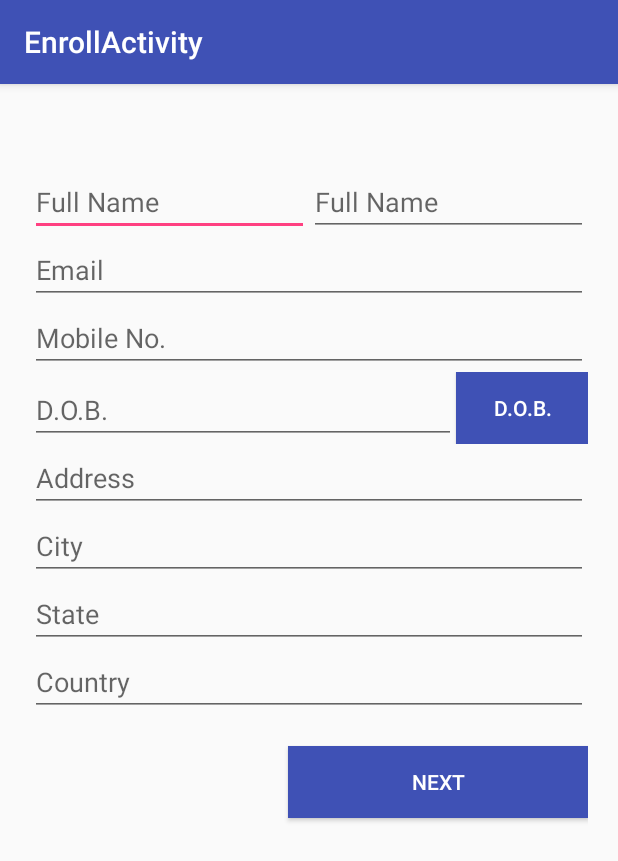
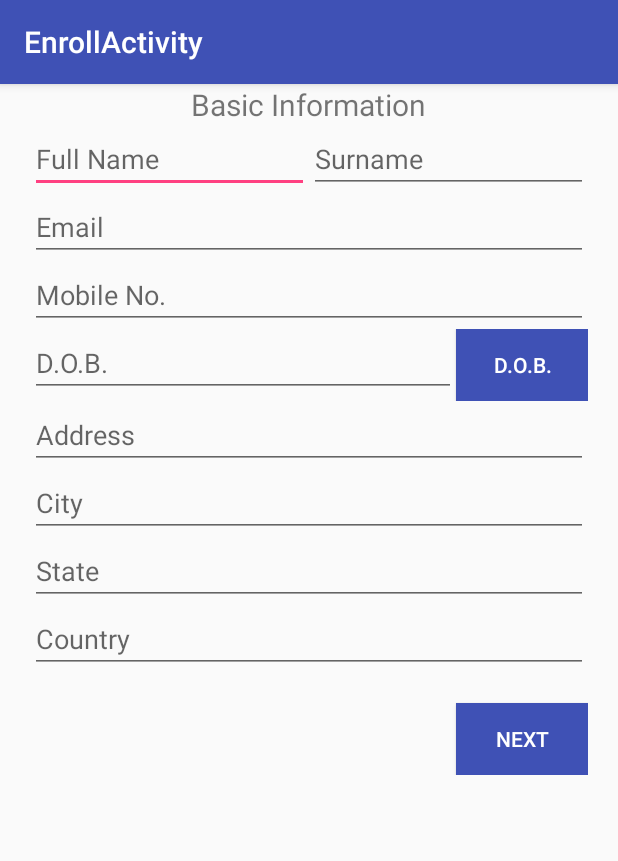
Before and after one commit to Ayokunle/HopeSecured, an Android app: the EnrollActivity screen opened directly, with no data from a screen before it, on a phone screen of 412 x 824 dp. Shown: the top 861 px of the screen. Run offline under Robolectric (Android 15) with nearby library versions, the phone set to English and light mode, and no system bars.

Commit message:
Enroll fixed, JobHistory added

```diff
--- a/app/build.gradle
+++ b/app/build.gradle
@@ -36,7 +36,7 @@ dependencies {
 
     compile project(':entryScreen')
     compile 'com.wdullaer:materialdatetimepicker:2.5.0'
-    //    compile project(':onyxenrollwizard')
+    compile project(':onyxenrollwizard')
 
     compile 'com.android.support:support-v4:24.2.0'
     compile 'com.android.support:appcompat-v7:24.2.0'
--- a/app/src/main/java/secured/hope/hopesecured/DashboardActivity.java
+++ b/app/src/main/java/secured/hope/hopesecured/DashboardActivity.java
@@ -23,8 +23,6 @@ public class DashboardActivity extends AppCompatActivity {
         Button enroll = (Button) findViewById(R.id.enroll);
         enroll.setOnClickListener(new View.OnClickListener() {
             public void onClick(View v) {
-                // Perform action on click
-
                 Intent intent = new Intent(DashboardActivity.this, EnrollActivity.class);
                 startActivity(intent);
             }
--- a/app/src/main/java/secured/hope/hopesecured/EnrollActivity.java
+++ b/app/src/main/java/secured/hope/hopesecured/EnrollActivity.java
@@ -48,6 +48,15 @@ public class EnrollActivity extends AppCompatActivity implements DatePickerDialo
         DOB = (EditText) findViewById(R.id.DOB);
         DOB.measure(0, 0);
         int height = DOB.getMeasuredHeight();
+
+        Button next = (Button)
+                findViewById(R.id.jobHistory);
+        next.setOnClickListener(new View.OnClickListener() {
+            public void onClick(View v) {
+                Intent intent = new Intent(EnrollActivity.this, JobHistoryActivity.class);
+                startActivity(intent);
+            }
+        });
 
         Button DOB_button = (Button)
                 findViewById(R.id.DOB_button);
--- a/app/src/main/res/layout/activity_enroll.xml
+++ b/app/src/main/res/layout/activity_enroll.xml
@@ -3,20 +3,34 @@
     xmlns:tools="http://schemas.android.com/tools"
     android:layout_width="match_parent"
     android:layout_height="match_parent"
+    android:layout_centerHorizontal="true"
     tools:context="secured.hope.hopesecured.EnrollActivity">
 
+    <TextView
+        android:id="@+id/title"
+        android:layout_width="wrap_content"
+        android:layout_height="wrap_content"
+        android:text="Basic Information"
+        android:textSize="20dp"
+        android:gravity="center"
+        android:paddingLeft="20dp"
+        android:paddingRight="20dp"
+        android:layout_alignParentTop="true"
+        android:layout_centerHorizontal="true"/>
+
     <ScrollView
-        android:layout_width="match_parent"
+        android:layout_width="wrap_content"
         android:layout_height="wrap_content"
-        android:scrollbars="none">
+        android:scrollbars="none"
+        android:layout_below="@+id/title"
+        android:layout_alignParentStart="true">
 
     <LinearLayout
         android:id="@+id/scroll_layer"
-            android:layout_width="match_parent"
+        android:layout_width="wrap_content"
         android:layout_height="wrap_content"
-            android:layout_marginTop="?attr/actionBarSize"
         android:orientation="vertical"
-            android:paddingBottom="60dp"
+        android:paddingBottom="20dp"
         android:paddingLeft="20dp"
         android:paddingRight="20dp">
 
@@ -41,7 +55,7 @@
                 android:layout_width="match_parent"
                 android:layout_height="wrap_content"
                 android:singleLine="true"
-                    android:hint="@string/hint_name" />
+                android:hint="Surname" />
         </LinearLayout>
 
         <!--email-->
@@ -62,7 +76,7 @@
 
         <!--DOB-->
         <RelativeLayout
-                android:layout_width="fill_parent"
+            android:layout_width="wrap_content"
             android:layout_height="wrap_content"
             android:orientation="horizontal"
             android:weightSum="2">
@@ -75,9 +89,7 @@
                 android:singleLine="true"
                 android:hint="D.O.B."
                 android:layout_alignParentStart="true"
-                    android:layout_toStartOf="@+id/DOB_button"
-                    android:layout_alignParentTop="true"
-                    android:layout_alignParentBottom="true" />
+                android:layout_toStartOf="@+id/DOB_button" />
 
             <Button
                 android:id="@+id/DOB_button"
@@ -86,7 +98,6 @@
                 android:text="D.O.B."
                 android:background="@color/colorPrimary"
                 android:textColor="@android:color/white"
-                    android:layout_alignParentBottom="true"
                 android:layout_alignParentEnd="true" />
         </RelativeLayout>
 
@@ -128,11 +139,10 @@
             android:layout_height="wrap_content">
 
             <Button
-                    android:id="@+id/nextForm"
-                    android:layout_width="200dp"
+                android:id="@+id/jobHistory"
+                android:layout_width="wrap_content"
                 android:layout_height="wrap_content"
                 android:layout_marginTop="20dp"
-                    android:layout_marginBottom="20dp"
                 android:text="NEXT"
                 android:background="@color/colorPrimary"
                 android:textColor="@android:color/white"
```
Also changed, not shown: app/src/main/AndroidManifest.xml (+6 -1 lines), app/src/main/java/secured/hope/hopesecured/JobHistoryActivity.java (added, +25 -0 lines), app/src/main/res/drawable/round_button.xml (added, +13 -0 lines), app/src/main/res/layout/activity_jobhistory.xml (added, +84 -0 lines), 359 other files. Lines whose indentation alone changed are shown as unchanged.
